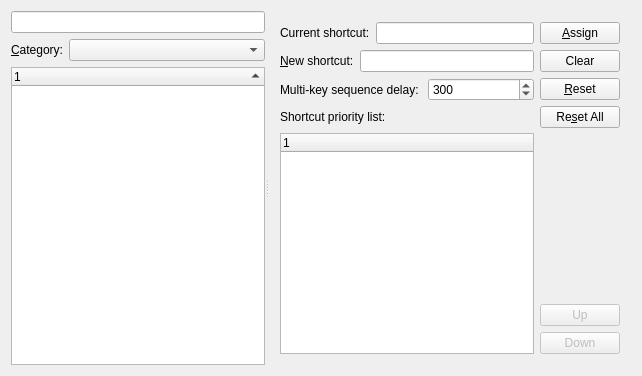
This is src/Gui/DlgKeyboard.ui in southseact-3d/fcd as Qt 5 draws it before an edit. The edited form follows.
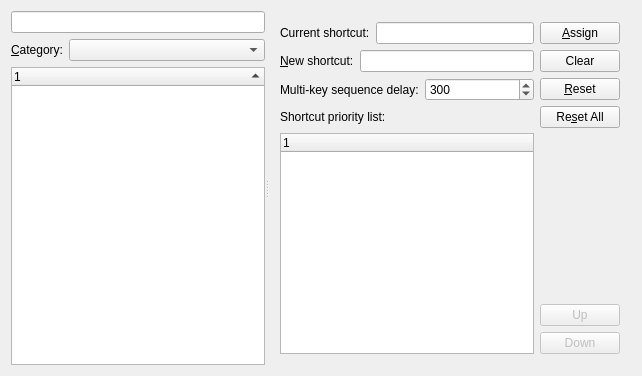
This is the edited form. Custom widgets are drawn as their Qt base class.

Commit message: Gui: Remove trailing spaces from translations

Patch:
```diff
--- a/src/Gui/DlgKeyboard.ui
+++ b/src/Gui/DlgKeyboard.ui
@@ -134,7 +134,7 @@
             <string/>
            </property>
            <property name="text">
-            <string>Multi-key sequence delay: </string>
+            <string>Multi-key sequence delay:</string>
            </property>
           </widget>
          </item>
```
Left out of the diff: 4 changed lines with no effect on the pictures. The commit also changes 5 other files.
